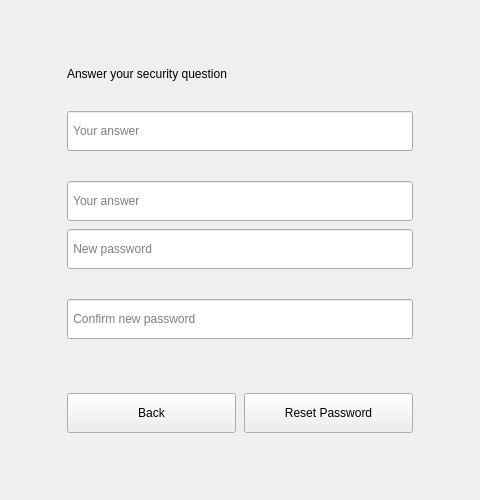
First picture: the form in ui/reset_password_window.ui, repository imndllnuri/students-attendance-app, before the edit.
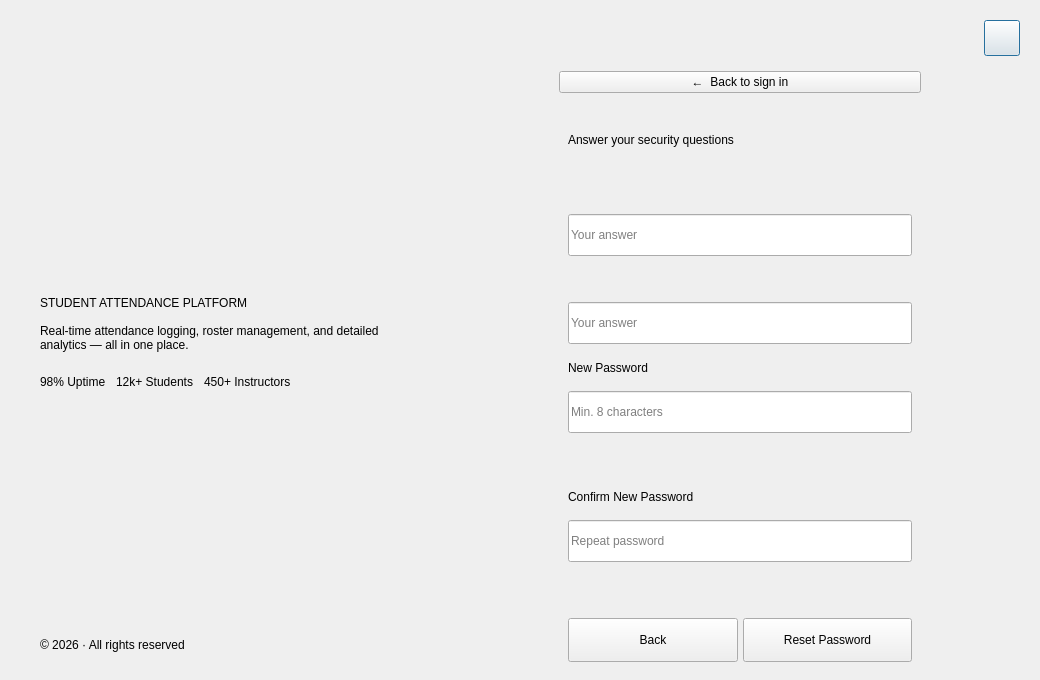
Second picture: the form after the edit. The open tabs and pages were chosen to show the change. Icons and pictures are not drawn.

Commit message: AttendU redesign: new theme system + auth screens (Login/Signup/Reset)

What changed in the file:
```diff
--- a/ui/reset_password_window.ui
+++ b/ui/reset_password_window.ui
@@ -6,51 +6,160 @@
    <rect>
     <x>0</x>
     <y>0</y>
-    <width>480</width>
-    <height>500</height>
+    <width>1040</width>
+    <height>680</height>
    </rect>
   </property>
   <property name="windowTitle">
    <string>Reset Password</string>
   </property>
-  <layout class="QVBoxLayout" name="root_layout">
+  <layout class="QHBoxLayout" name="root_layout">
    <property name="leftMargin"><number>0</number></property>
    <property name="topMargin"><number>0</number></property>
    <property name="rightMargin"><number>0</number></property>
    <property name="bottomMargin"><number>0</number></property>
+   <property name="spacing"><number>0</number></property>
    <item>
-    <widget class="QWidget" name="background" native="true">
-     <layout class="QVBoxLayout" name="background_layout">
+    <widget class="QWidget" name="auth_left_panel" native="true">
+     <property name="minimumSize"><size><width>380</width><height>0</height></size></property>
+     <property name="maximumSize"><size><width>440</width><height>16777215</height></size></property>
+     <layout class="QVBoxLayout" name="left_panel_layout">
+      <property name="leftMargin"><number>40</number></property>
+      <property name="topMargin"><number>36</number></property>
+      <property name="rightMargin"><number>40</number></property>
+      <property name="bottomMargin"><number>28</number></property>
+      <property name="spacing"><number>0</number></property>
       <item>
-       <spacer name="top_spacer">
+       <widget class="QLabel" name="agu_logo_lbl">
+        <property name="maximumSize"><size><width>16777215</width><height>48</height></size></property>
+        <property name="alignment"><set>Qt::AlignLeft|Qt::AlignVCenter</set></property>
+        <property name="pixmap">
+         <pixmap resource="../resources/images/qrc.qrc">:/images/abdullah_gul-universitesi-logo.png</pixmap>
+        </property>
+        <property name="scaledContents"><bool>true</bool></property>
+       </widget>
+      </item>
+      <item>
+       <spacer name="left_top_spacer">
         <property name="orientation"><enum>Qt::Vertical</enum></property>
         <property name="sizeType"><enum>QSizePolicy::Expanding</enum></property>
         <property name="sizeHint" stdset="0"><size><width>20</width><height>40</height></size></property>
        </spacer>
       </item>
       <item>
-       <layout class="QHBoxLayout" name="center_layout">
+       <widget class="QLabel" name="auth_eyebrow_lbl">
+        <property name="text"><string>STUDENT ATTENDANCE PLATFORM</string></property>
+       </widget>
+      </item>
+      <item>
+       <widget class="QLabel" name="auth_headline_lbl">
+        <property name="wordWrap"><bool>true</bool></property>
+        <property name="text"><string/></property>
+       </widget>
+      </item>
+      <item>
+       <widget class="QLabel" name="auth_supporting_lbl">
+        <property name="wordWrap"><bool>true</bool></property>
+        <property name="text"><string>Real-time attendance logging, roster management, and detailed analytics — all in one place.</string></property>
+       </widget>
+      </item>
+      <item>
+       <layout class="QHBoxLayout" name="auth_stats_row">
+        <property name="topMargin"><number>20</number></property>
+        <property name="spacing"><number>10</number></property>
         <item>
-         <spacer name="left_spacer">
+         <widget class="QLabel" name="auth_stat_1_lbl">
+          <property name="text"><string>98% Uptime</string></property>
+         </widget>
+        </item>
+        <item>
+         <widget class="QLabel" name="auth_stat_2_lbl">
+          <property name="text"><string>12k+ Students</string></property>
+         </widget>
+        </item>
+        <item>
+         <widget class="QLabel" name="auth_stat_3_lbl">
+          <property name="text"><string>450+ Instructors</string></property>
+         </widget>
+        </item>
+        <item>
+         <spacer name="auth_stats_spacer">
           <property name="orientation"><enum>Qt::Horizontal</enum></property>
           <property name="sizeType"><enum>QSizePolicy::Expanding</enum></property>
+          <property name="sizeHint" stdset="0"><size><width>10</width><height>20</height></size></property>
+         </spacer>
+        </item>
+       </layout>
+      </item>
+      <item>
+       <spacer name="left_bottom_spacer">
+        <property name="orientation"><enum>Qt::Vertical</enum></property>
+        <property name="sizeType"><enum>QSizePolicy::Expanding</enum></property>
+        <property name="sizeHint" stdset="0"><size><width>20</width><height>40</height></size></property>
+       </spacer>
+      </item>
+      <item>
+       <widget class="QLabel" name="auth_footer_lbl">
+        <property name="text"><string>© 2026 · All rights reserved</string></property>
+       </widget>
+      </item>
+     </layout>
+    </widget>
+   </item>
+   <item>
+    <widget class="QWidget" name="auth_right_panel" native="true">
+     <layout class="QVBoxLayout" name="right_panel_layout">
+      <property name="leftMargin"><number>0</number></property>
+      <property name="topMargin"><number>0</number></property>
+      <property name="rightMargin"><number>0</number></property>
+      <property name="bottomMargin"><number>0</number></property>
+      <item>
+       <layout class="QHBoxLayout" name="theme_toggle_row">
+        <property name="leftMargin"><number>20</number></property>
+        <property name="topMargin"><number>20</number></property>
+        <property name="rightMargin"><number>20</number></property>
+        <item>
+         <spacer name="theme_toggle_spacer">
+          <property name="orientation"><enum>Qt::Horizontal</enum></property>
+          <property name="sizeType"><enum>QSizePolicy::Expanding</enum></property>
           <property name="sizeHint" stdset="0"><size><width>40</width><height>20</height></size></property>
          </spacer>
         </item>
         <item>
-         <widget class="QFrame" name="card_frame">
-          <property name="minimumSize">
-           <size><width>420</width><height>0</height></size>
-          </property>
-          <property name="maximumSize">
-           <size><width>420</width><height>16777215</height></size>
-          </property>
-          <layout class="QVBoxLayout" name="card_layout">
-           <property name="leftMargin"><number>28</number></property>
-           <property name="topMargin"><number>24</number></property>
-           <property name="rightMargin"><number>28</number></property>
-           <property name="bottomMargin"><number>24</number></property>
-           <property name="spacing"><number>8</number></property>
+         <widget class="QPushButton" name="theme_toggle_btn">
+          <property name="minimumSize"><size><width>36</width><height>36</height></size></property>
+          <property name="maximumSize"><size><width>36</width><height>36</height></size></property>
+          <property name="text"><string/></property>
+         </widget>
+        </item>
+       </layout>
+      </item>
+      <item>
+       <layout class="QHBoxLayout" name="form_center_layout">
+        <item>
+         <spacer name="form_left_spacer">
+          <property name="orientation"><enum>Qt::Horizontal</enum></property>
+          <property name="sizeType"><enum>QSizePolicy::Expanding</enum></property>
+          <property name="sizeHint" stdset="0"><size><width>40</width><height>20</height></size></property>
+         </spacer>
+        </item>
+        <item>
+         <widget class="QWidget" name="form_widget" native="true">
+          <property name="minimumSize"><size><width>380</width><height>0</height></size></property>
+          <property name="maximumSize"><size><width>420</width><height>16777215</height></size></property>
+          <layout class="QVBoxLayout" name="form_layout">
+           <item>
+            <widget class="QPushButton" name="back_to_signin_btn">
+             <property name="text"><string>←  Back to sign in</string></property>
+            </widget>
+           </item>
+           <item>
+            <spacer name="back_link_spacer">
+             <property name="orientation"><enum>Qt::Vertical</enum></property>
+             <property name="sizeType"><enum>QSizePolicy::Fixed</enum></property>
+             <property name="sizeHint" stdset="0"><size><width>20</width><height>14</height></size></property>
+            </spacer>
+           </item>
            <item>
             <widget class="QStackedWidget" name="steps_stack">
              <widget class="QWidget" name="email_page">
@@ -107,12 +216,19 @@
              </widget>
              <widget class="QWidget" name="answer_page">
               <layout class="QVBoxLayout" name="answer_page_layout">
-               <property name="spacing"><number>8</number></property>
+               <property name="spacing"><number>5</number></property>
                <item>
                 <widget class="QLabel" name="title_lbl_2">
-                 <property name="text"><string>Answer your security question</string></property>
+                 <property name="text"><string>Answer your security questions</string></property>
                 </widget>
                </item>
+               <item>
+                <spacer name="answer_page_top_spacer">
+                 <property name="orientation"><enum>Qt::Vertical</enum></property>
+                 <property name="sizeType"><enum>QSizePolicy::Fixed</enum></property>
+                 <property name="sizeHint" stdset="0"><size><width>20</width><height>10</height></size></property>
+                </spacer>
+               </item>
                <item>
                 <widget class="QLabel" name="security_question_lbl">
                  <property name="text"><string/></property>
@@ -121,8 +237,8 @@
                </item>
                <item>
                 <widget class="QLineEdit" name="answer_le">
-                 <property name="minimumSize"><size><width>0</width><height>40</height></size></property>
-                 <property name="placeholderText"><string> Your answer</string></property>
+                 <property name="minimumSize"><size><width>0</width><height>42</height></size></property>
+                 <property name="placeholderText"><string>Your answer</string></property>
                 </widget>
                </item>
                <item>
@@ -133,15 +249,20 @@
                </item>
                <item>
                 <widget class="QLineEdit" name="answer_2_le">
-                 <property name="minimumSize"><size><width>0</width><height>40</height></size></property>
-                 <property name="placeholderText"><string> Your answer</string></property>
+                 <property name="minimumSize"><size><width>0</width><height>42</height></size></property>
+                 <property name="placeholderText"><string>Your answer</string></property>
+                </widget>
+               </item>
+               <item>
+                <widget class="QLabel" name="new_password_field_lbl">
+                 <property name="text"><string>New Password</string></property>
                 </widget>
                </item>
                <item>
                 <widget class="QLineEdit" name="new_password_le">
-                 <property name="minimumSize"><size><width>0</width><height>40</height></size></property>
+                 <property name="minimumSize"><size><width>0</width><height>42</height></size></property>
                  <property name="echoMode"><enum>QLineEdit::Password</enum></property>
-                 <property name="placeholderText"><string> New password</string></property>
+                 <property name="placeholderText"><string>Min. 8 characters</string></property>
                 </widget>
                </item>
                <item>
@@ -149,11 +270,16 @@
                  <property name="text"><string/></property>
                 </widget>
                </item>
+               <item>
+                <widget class="QLabel" name="confirm_new_password_field_lbl">
+                 <property name="text"><string>Confirm New Password</string></property>
+                </widget>
+               </item>
                <item>
                 <widget class="QLineEdit" name="confirm_password_le">
-                 <property name="minimumSize"><size><width>0</width><height>40</height></size></property>
+                 <property name="minimumSize"><size><width>0</width><height>42</height></size></property>
                  <property name="echoMode"><enum>QLineEdit::Password</enum></property>
-                 <property name="placeholderText"><string> Confirm new password</string></property>
+                 <property name="placeholderText"><string>Repeat password</string></property>
                 </widget>
                </item>
                <item>
@@ -166,21 +292,21 @@
                <item>
                 <spacer name="answer_page_spacer">
                  <property name="orientation"><enum>Qt::Vertical</enum></property>
-                 <property name="sizeType"><enum>QSizePolicy::Expanding</enum></property>
-                 <property name="sizeHint" stdset="0"><size><width>20</width><height>40</height></size></property>
+                 <property name="sizeType"><enum>QSizePolicy::Fixed</enum></property>
+                 <property name="sizeHint" stdset="0"><size><width>20</width><height>10</height></size></property>
                 </spacer>
                </item>
                <item>
                 <layout class="QHBoxLayout" name="answer_page_btn_row">
                  <item>
                   <widget class="QPushButton" name="back_btn">
-                   <property name="minimumSize"><size><width>0</width><height>40</height></size></property>
+                   <property name="minimumSize"><size><width>0</width><height>44</height></size></property>
                    <property name="text"><string>Back</string></property>
                   </widget>
                  </item>
                  <item>
                   <widget class="QPushButton" name="reset_btn">
-                   <property name="minimumSize"><size><width>0</width><height>40</height></size></property>
+                   <property name="minimumSize"><size><width>0</width><height>44</height></size></property>
                    <property name="text"><string>Reset Password</string></property>
                   </widget>
                  </item>
@@ -194,7 +320,7 @@
          </widget>
         </item>
         <item>
-         <spacer name="right_spacer">
+         <spacer name="form_right_spacer">
           <property name="orientation"><enum>Qt::Horizontal</enum></property>
           <property name="sizeType"><enum>QSizePolicy::Expanding</enum></property>
           <property name="sizeHint" stdset="0"><size><width>40</width><height>20</height></size></property>
@@ -202,13 +328,6 @@
         </item>
        </layout>
       </item>
-      <item>
-       <spacer name="bottom_spacer">
-        <property name="orientation"><enum>Qt::Vertical</enum></property>
-        <property name="sizeType"><enum>QSizePolicy::Expanding</enum></property>
-        <property name="sizeHint" stdset="0"><size><width>20</width><height>40</height></size></property>
-       </spacer>
-      </item>
      </layout>
     </widget>
    </item>
```
Left out of the diff: 36 changed lines with no effect on the pictures. The commit also changes 38 other files.
